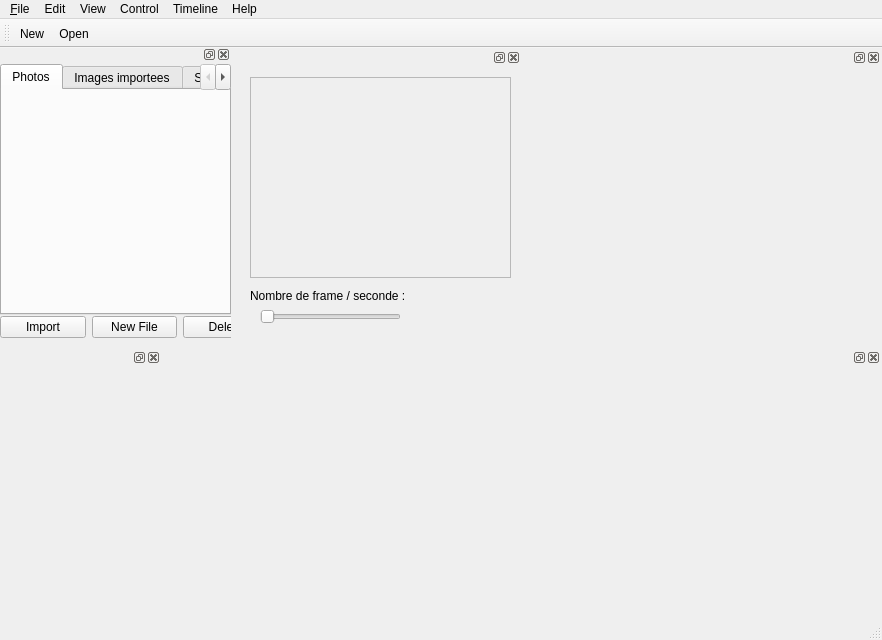
Qt form src/tweedy/gui/MainWindow/mainwindow.ui (stopmotionimac/tweedy) before a commit.
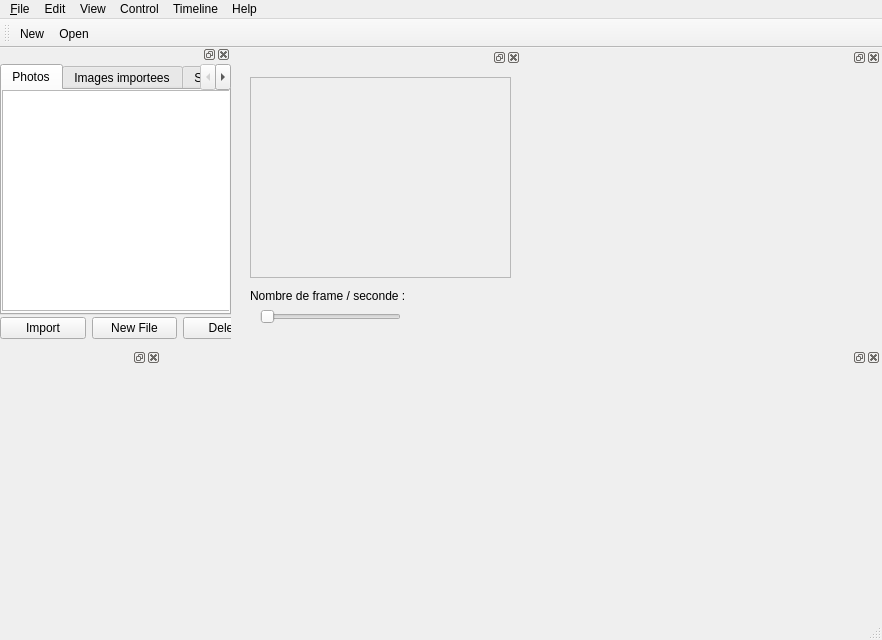
The same form after that commit. Icons and pictures are not drawn.

What changed in the file:
```diff
--- a/src/tweedy/gui/MainWindow/mainwindow.ui
+++ b/src/tweedy/gui/MainWindow/mainwindow.ui
@@ -143,6 +143,16 @@
        <attribute name="title">
         <string>Photos</string>
        </attribute>
+       <widget class="QListWidget" name="listWidget">
+        <property name="geometry">
+         <rect>
+          <x>0</x>
+          <y>0</y>
+          <width>231</width>
+          <height>221</height>
+         </rect>
+        </property>
+       </widget>
       </widget>
       <widget class="QWidget" name="importPhoto">
        <attribute name="title">
@@ -159,12 +169,15 @@
       <property name="geometry">
        <rect>
         <x>0</x>
-        <y>248</y>
+        <y>250</y>
         <width>269</width>
-        <height>31</height>
+        <height>29</height>
        </rect>
       </property>
       <layout class="QHBoxLayout" name="horizontalLayout">
+       <property name="sizeConstraint">
+        <enum>QLayout::SetDefaultConstraint</enum>
+       </property>
        <item>
         <widget class="QPushButton" name="ImportButton">
          <property name="text">
@@ -230,7 +243,7 @@
       <x>160</x>
       <y>300</y>
       <width>721</width>
-      <height>231</height>
+      <height>251</height>
      </rect>
     </property>
     <widget class="QWidget" name="contentTimeline"/>
```
Left out of the diff: 48 changed lines with no effect on the pictures.
